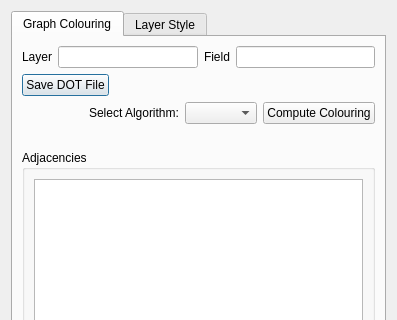
First picture: the form in colourtabs.ui, repository nyalldawson/topocolour, before the edit; both pictures show x 0 to 397 and y 0 to 320 of the 397 by 565 pixel window.
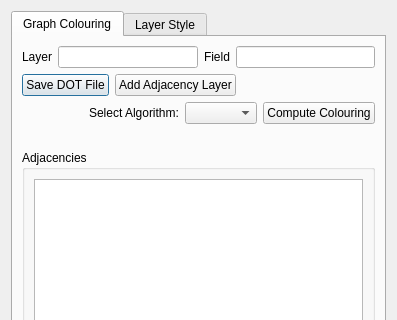
Second picture: the form after the edit.

Commit message: now with added adjacency layers

The edit to the form file:
```diff
--- a/colourtabs.ui
+++ b/colourtabs.ui
@@ -85,6 +85,13 @@
            </property>
           </widget>
          </item>
+         <item>
+          <widget class="QPushButton" name="addAdjacency" >
+           <property name="text" >
+            <string>Add Adjacency Layer</string>
+           </property>
+          </widget>
+         </item>
          <item>
           <spacer>
            <property name="orientation" >
```
The commit also changes 4 other files.
